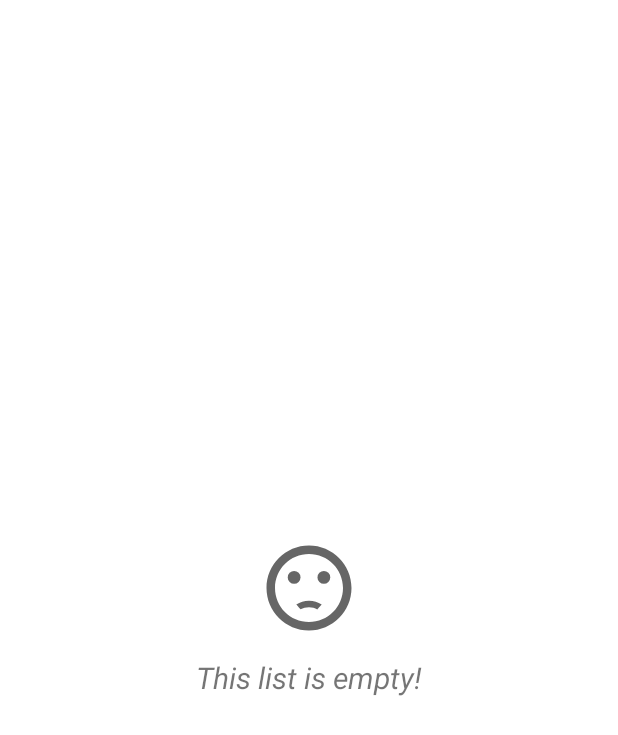
After one commit to Peater68/Jokes, an Android app: the layout layout_empty.xml on its own in the app's theme, with its tools: preview values and no code run, on a phone screen of 412 x 824 dp. The commit adds this screen. Shown: the top 735 px of the screen. Run offline under Robolectric (Android 15) with nearby library versions, the phone set to English and light mode, and no system bars.

Commit message:
Add empty screen res

```diff
--- /dev/null
+++ b/app/src/main/res/drawable/ic_sentiment_dissatisfied.xml
@@ -0,0 +1,16 @@
+<vector xmlns:android="http://schemas.android.com/apk/res/android"
+    android:width="24dp"
+    android:height="24dp"
+    android:viewportWidth="24"
+    android:viewportHeight="24"
+    android:tint="?attr/colorControlNormal">
+  <path
+      android:fillColor="@android:color/white"
+      android:pathData="M15.5,9.5m-1.5,0a1.5,1.5 0,1 1,3 0a1.5,1.5 0,1 1,-3 0" />
+  <path
+      android:fillColor="@android:color/white"
+      android:pathData="M8.5,9.5m-1.5,0a1.5,1.5 0,1 1,3 0a1.5,1.5 0,1 1,-3 0" />
+  <path
+      android:fillColor="@android:color/white"
+      android:pathData="M11.99,2C6.47,2 2,6.48 2,12s4.47,10 9.99,10C17.52,22 22,17.52 22,12S17.52,2 11.99,2zM12,20c-4.42,0 -8,-3.58 -8,-8s3.58,-8 8,-8 8,3.58 8,8 -3.58,8 -8,8zM12,16.5c0.73,0 1.39,0.19 1.97,0.53 0.12,-0.14 0.86,-0.98 1.01,-1.14 -0.85,-0.56 -1.87,-0.89 -2.98,-0.89 -1.11,0 -2.13,0.33 -2.99,0.88 0.97,1.09 0.01,0.02 1.01,1.14 0.59,-0.33 1.25,-0.52 1.98,-0.52z" />
+</vector>
--- /dev/null
+++ b/app/src/main/res/layout/layout_empty.xml
@@ -0,0 +1,21 @@
+<?xml version="1.0" encoding="utf-8"?>
+<LinearLayout xmlns:android="http://schemas.android.com/apk/res/android"
+    android:layout_width="match_parent"
+    android:layout_height="match_parent"
+    android:gravity="center"
+    android:orientation="vertical">
+
+    <ImageView
+        android:layout_width="80dp"
+        android:layout_height="80dp"
+        android:paddingBottom="12dp"
+        android:src="@drawable/ic_sentiment_dissatisfied" />
+
+    <TextView
+        android:layout_width="wrap_content"
+        android:layout_height="wrap_content"
+        android:text="@string/empty_screen_default_message"
+        android:textSize="20sp"
+        android:textStyle="italic" />
+
+</LinearLayout>
--- a/app/src/main/res/layout/layout_jokes.xml
+++ b/app/src/main/res/layout/layout_jokes.xml
@@ -17,4 +17,6 @@
 
     <include layout="@layout/layout_error" />
 
+    <include layout="@layout/layout_empty" />
+
 </ViewAnimator>
--- a/app/src/main/res/values/strings.xml
+++ b/app/src/main/res/values/strings.xml
@@ -12,4 +12,5 @@
     <string name="add_joke_button_content_description">Add joke button</string>
     <string name="random_jokes_screen_search_input_hint">Search for jokes</string>
     <string name="error_screen_default_message">Something went wrong</string>
+    <string name="empty_screen_default_message">This list is empty!</string>
 </resources>
```
